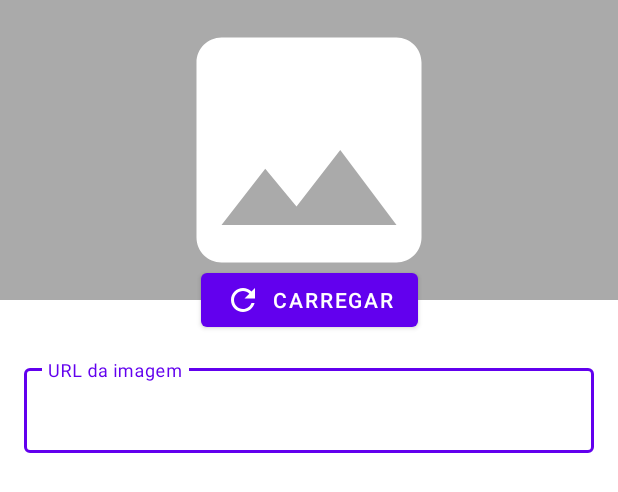
After one commit to cailloutr/alura-kotlin-project-orgs, an Android app: the layout carregar_imagem_dialog_layout.xml on its own in the app's theme, with its tools: preview values and no code run, on a phone screen of 412 x 824 dp. The commit adds this screen. Shown: the top 492 px of the screen. Run offline under Robolectric (Android 15) with nearby library versions, the phone set to English and light mode, and no system bars.

Commit message:
Criado dialog para carregar imagem do produto

```diff
--- a/app/src/main/java/com/example/orgs/FormularioProdutoActivity.kt
+++ b/app/src/main/java/com/example/orgs/FormularioProdutoActivity.kt
@@ -6,10 +6,10 @@ import androidx.appcompat.app.AppCompatActivity
 import com.example.orgs.dao.ProdutoDao
 import com.example.orgs.databinding.ActivityFormularioProdutoBinding
 import com.example.orgs.model.Produto
+import com.google.android.material.dialog.MaterialAlertDialogBuilder
 import java.math.BigDecimal
 
 class FormularioProdutoActivity : AppCompatActivity() {
-    private val TAG: String = "FormularioProduto"
 
     private val produtoDao = ProdutoDao()
     private lateinit var binding: ActivityFormularioProdutoBinding
@@ -21,6 +21,17 @@ class FormularioProdutoActivity : AppCompatActivity() {
 
         configuraBtnSalvar()
 
+        binding.produtoImagem.setOnClickListener {
+            val dialogBuilder = MaterialAlertDialogBuilder(this)
+            dialogBuilder.setView(R.layout.carregar_imagem_dialog_layout)
+                .setNegativeButton("Cancelar") { _, _ ->
+
+                }
+                .setPositiveButton("Confirmar") { _, _ ->
+
+                }
+                .show()
+        }
     }
 
         private fun configuraBtnSalvar() {
@@ -35,11 +46,11 @@ class FormularioProdutoActivity : AppCompatActivity() {
 
         private fun criaProduto(): Produto {
 
-        val nome = binding.edtNome.text.toString()
+            val nome = binding.edtNome.editText?.text.toString()
 
-        val descricao =  binding.edtDescricao.text.toString()
+            val descricao = binding.edtDescricao.editText?.text.toString()
 
-        val edtValorText =  binding.edtValor.text.toString()
+            val edtValorText = binding.edtValor.editText?.text.toString()
 
             val valor = if (edtValorText.isNotEmpty()) {
                 BigDecimal(edtValorText)
--- /dev/null
+++ b/app/src/main/res/drawable/ic_action_refresh.xml
@@ -0,0 +1,5 @@
+<vector android:height="24dp" android:tint="#FFFFFF"
+    android:viewportHeight="24" android:viewportWidth="24"
+    android:width="24dp" xmlns:android="http://schemas.android.com/apk/res/android">
+    <path android:fillColor="@android:color/white" android:pathData="M17.65,6.35C16.2,4.9 14.21,4 12,4c-4.42,0 -7.99,3.58 -7.99,8s3.57,8 7.99,8c3.73,0 6.84,-2.55 7.73,-6h-2.08c-0.82,2.33 -3.04,4 -5.65,4 -3.31,0 -6,-2.69 -6,-6s2.69,-6 6,-6c1.66,0 3.14,0.69 4.22,1.78L13,11h7V4l-2.35,2.35z"/>
+</vector>
--- /dev/null
+++ b/app/src/main/res/layout/carregar_imagem_dialog_layout.xml
@@ -0,0 +1,49 @@
+<?xml version="1.0" encoding="utf-8"?>
+<androidx.constraintlayout.widget.ConstraintLayout xmlns:android="http://schemas.android.com/apk/res/android"
+    xmlns:app="http://schemas.android.com/apk/res-auto"
+    android:layout_width="match_parent"
+    android:layout_height="wrap_content">
+
+    <ImageView
+        android:id="@+id/dialog_iv_produto"
+        android:layout_width="0dp"
+        android:layout_height="200dp"
+        android:background="@android:color/darker_gray"
+        app:layout_constraintEnd_toEndOf="parent"
+        app:layout_constraintStart_toStartOf="parent"
+        app:layout_constraintTop_toTopOf="parent"
+        app:srcCompat="@drawable/ic_no_image"
+        android:contentDescription="@string/activity_formulario_produto_imageView_content_description" />
+
+    <Button
+        android:id="@+id/dialog_button_carregar"
+        android:layout_width="wrap_content"
+        android:layout_height="wrap_content"
+        android:text="@string/dialog_button_text"
+        app:icon="@drawable/ic_action_refresh"
+        app:layout_constraintBottom_toBottomOf="@id/dialog_iv_produto"
+        app:layout_constraintEnd_toEndOf="@id/dialog_iv_produto"
+        app:layout_constraintStart_toStartOf="@id/dialog_iv_produto"
+        app:layout_constraintTop_toBottomOf="@id/dialog_iv_produto" />
+
+    <com.google.android.material.textfield.TextInputLayout
+        android:id="@+id/dialog_image_url"
+        style="@style/Widget.MaterialComponents.TextInputLayout.OutlinedBox"
+        android:layout_width="match_parent"
+        android:layout_height="match_parent"
+        android:layout_margin="16dp"
+        android:hint="@string/dialog_text_input_hint_url"
+        app:expandedHintEnabled="false"
+        app:layout_constraintBottom_toBottomOf="parent"
+        app:layout_constraintEnd_toEndOf="parent"
+        app:layout_constraintStart_toStartOf="parent"
+        app:layout_constraintTop_toBottomOf="@id/dialog_button_carregar">
+
+        <com.google.android.material.textfield.TextInputEditText
+            android:layout_width="match_parent"
+            android:layout_height="match_parent"
+            android:inputType="textUri" />
+    </com.google.android.material.textfield.TextInputLayout>
+
+
+</androidx.constraintlayout.widget.ConstraintLayout>
```
Lines whose indentation alone changed are shown as unchanged.
